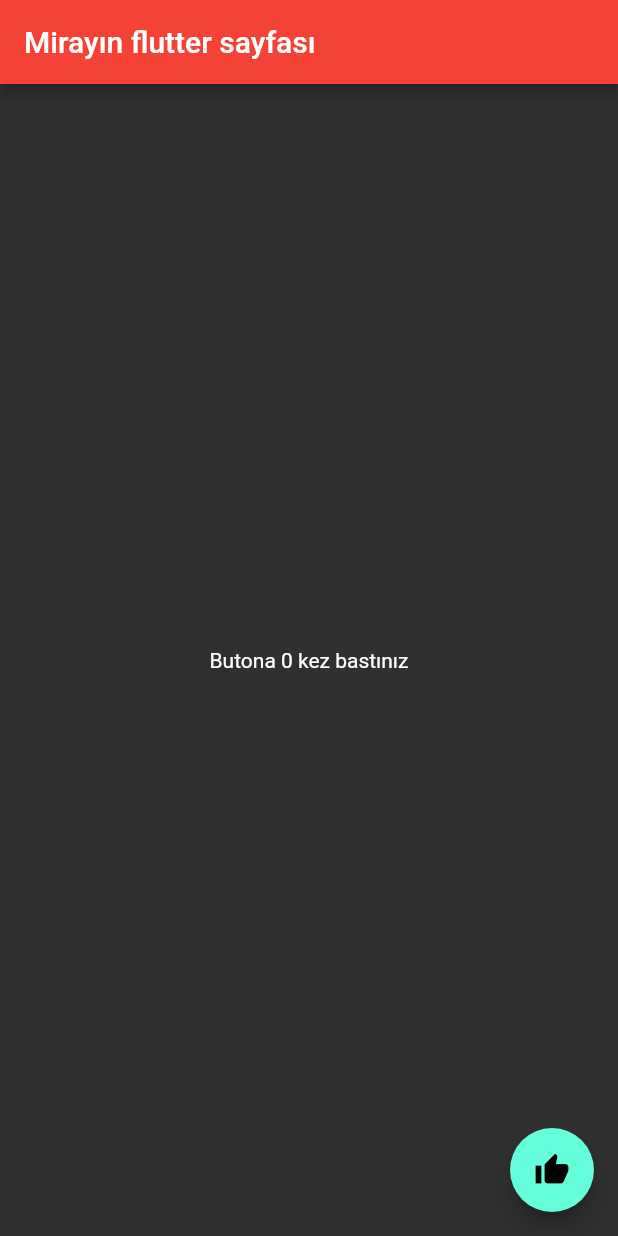
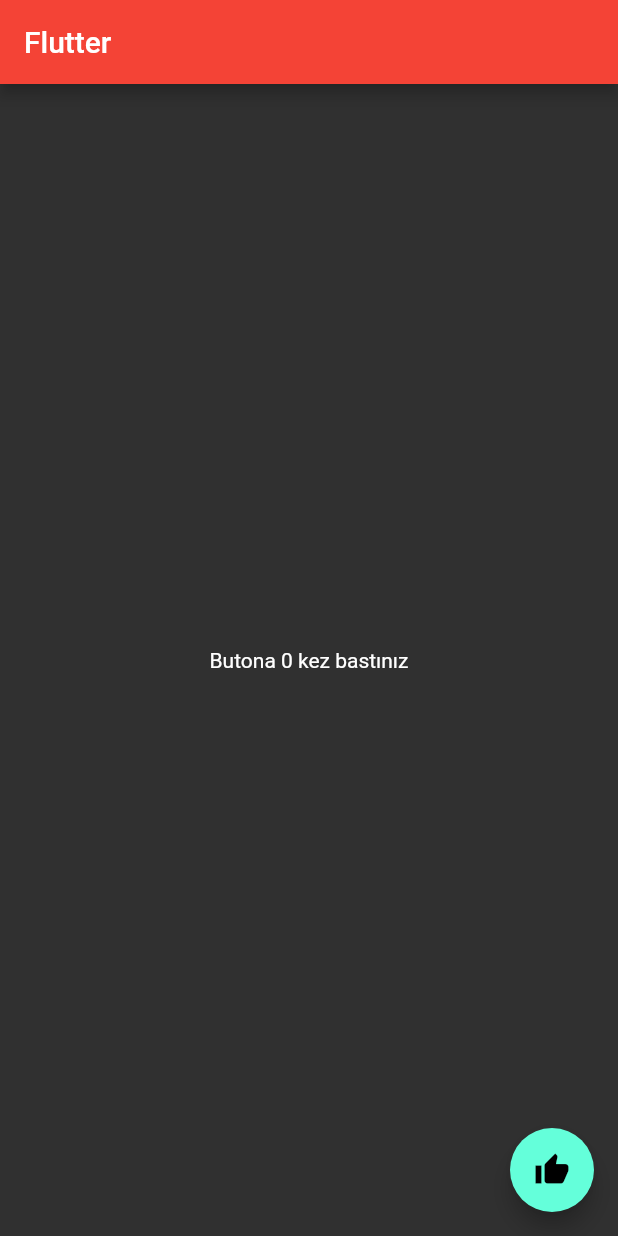
Before and after one commit to miraycetinn/startup_havuzu, a Flutter app: the screen it shows after launch, on a phone screen of 412 x 824 dp. Run offline on Flutter 3.47's test engine with Material 2 defaults, Android fonts, the phone set to English and light mode, and no system bars.

```diff
--- a/lib/main.dart
+++ b/lib/main.dart
@@ -11,8 +11,7 @@ class MyApp extends StatelessWidget {
       title: 'Flutter Demo',
       debugShowCheckedModeBanner: true,
       theme: ThemeData.dark(),
-      home: const MyHomePage(
-          title: 'Mirayın flutter sayfası'), // ilk açılan ekran, route
+      home: const MyHomePage(title: 'Flutter'), // ilk açılan ekran, route
     );
   }
 }
```
Also changed, not shown: 5 other files.
